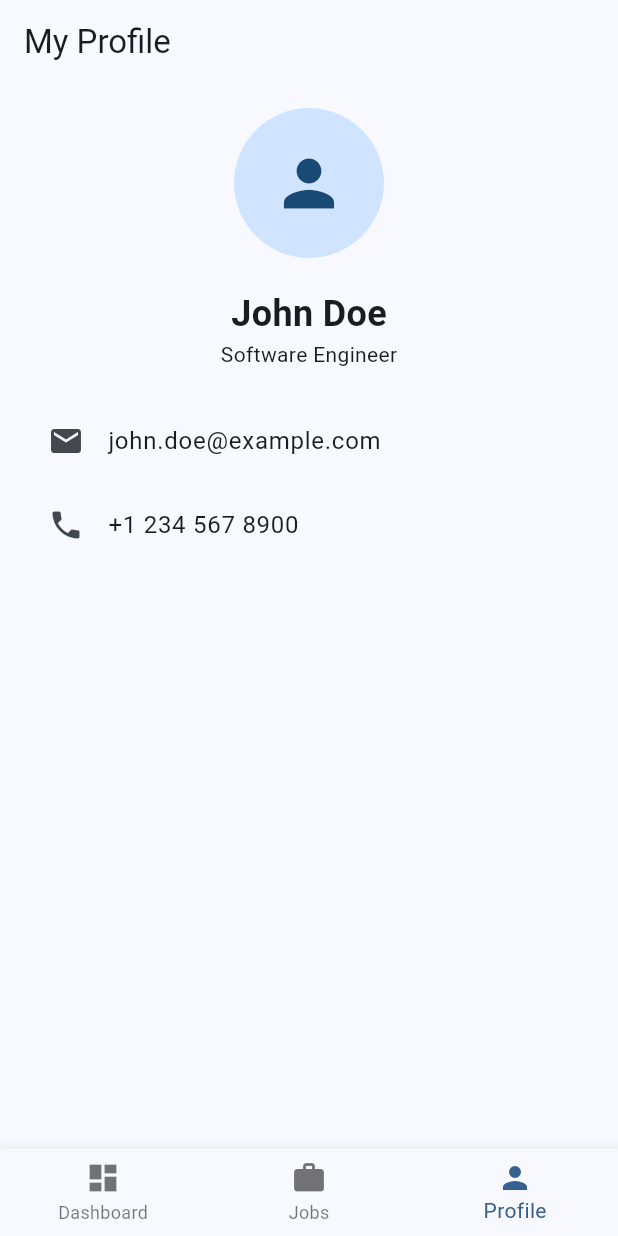
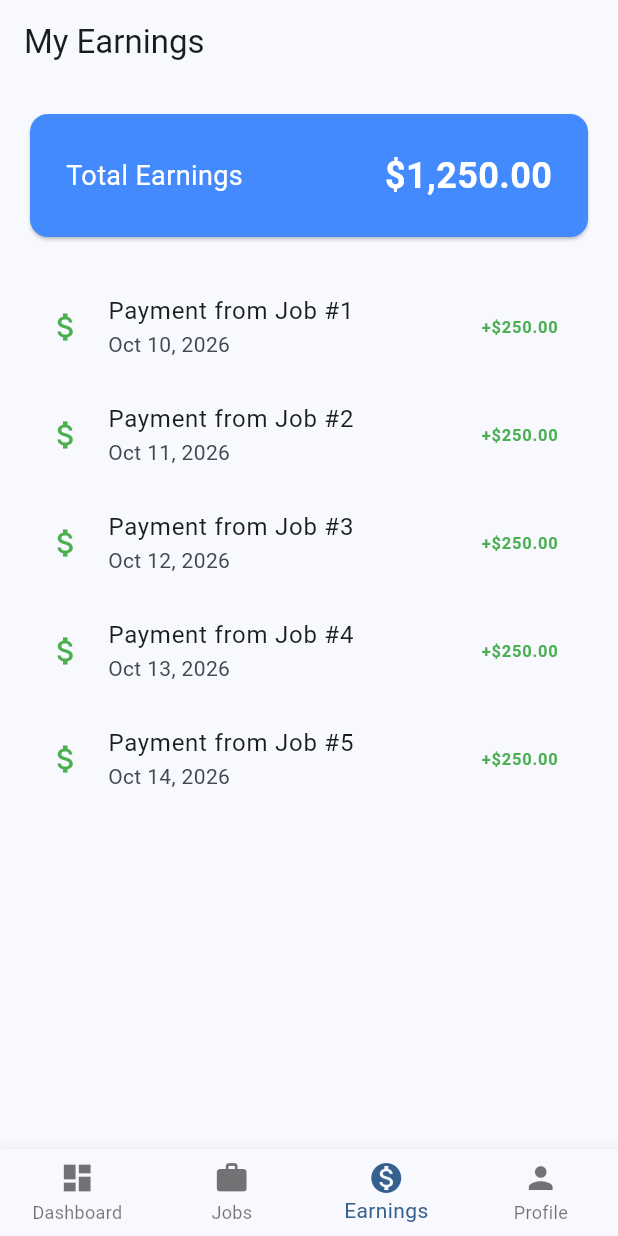
Before and after one commit to zainabraza06/WorkNest, a Flutter app: the MainNavScreen screen opened directly, item 3 of the bottom bar chosen, on a phone screen of 412 x 824 dp. Run offline on Flutter 3.47's test engine with Material 3 defaults, Android fonts, the phone set to English and light mode, and no system bars.

Commit message:
feat(flutter): add Earnings screen and update main nav

```diff
--- /dev/null
+++ b/flutter_app/lib/screens/earnings_screen.dart
@@ -0,0 +1,46 @@
+import 'package:flutter/material.dart';
+
+class EarningsScreen extends StatelessWidget {
+  const EarningsScreen({super.key});
+
+  @override
+  Widget build(BuildContext context) {
+    return Scaffold(
+      appBar: AppBar(title: const Text('My Earnings')),
+      body: Padding(
+        padding: const EdgeInsets.all(16.0),
+        child: Column(
+          children: [
+            const Card(
+              color: Colors.blueAccent,
+              child: Padding(
+                padding: EdgeInsets.all(24.0),
+                child: Row(
+                  mainAxisAlignment: MainAxisAlignment.spaceBetween,
+                  children: [
+                    Text('Total Earnings', style: TextStyle(color: Colors.white, fontSize: 18)),
+                    Text('\$1,250.00', style: TextStyle(color: Colors.white, fontSize: 24, fontWeight: FontWeight.bold)),
+                  ],
+                ),
+              ),
+            ),
+            const SizedBox(height: 20),
+            Expanded(
+              child: ListView.builder(
+                itemCount: 5,
+                itemBuilder: (context, index) {
+                  return ListTile(
+                    leading: const Icon(Icons.attach_money, color: Colors.green),
+                    title: Text('Payment from Job #${index + 1}'),
+                    subtitle: Text('Oct ${10 + index}, 2026'),
+                    trailing: const Text('+\$250.00', style: TextStyle(color: Colors.green, fontWeight: FontWeight.bold)),
+                  );
+                },
+              ),
+            ),
+          ],
+        ),
+      ),
+    );
+  }
+}
--- a/flutter_app/lib/screens/main_nav_screen.dart
+++ b/flutter_app/lib/screens/main_nav_screen.dart
@@ -1,6 +1,7 @@
 import 'package:flutter/material.dart';
 import 'dashboard_screen.dart';
 import 'jobs_screen.dart';
+import 'earnings_screen.dart';
 import 'profile_screen.dart';
 
 class MainNavScreen extends StatefulWidget {
@@ -15,6 +16,7 @@ class _MainNavScreenState extends State<MainNavScreen> {
   final List<Widget> _screens = [
     const DashboardScreen(),
     const JobsScreen(),
+    const EarningsScreen(),
     const ProfileScreen(),
   ];
 
@@ -23,6 +25,7 @@ class _MainNavScreenState extends State<MainNavScreen> {
     return Scaffold(
       body: _screens[_currentIndex],
       bottomNavigationBar: BottomNavigationBar(
+        type: BottomNavigationBarType.fixed,
         currentIndex: _currentIndex,
         onTap: (index) {
           setState(() {
@@ -32,6 +35,7 @@ class _MainNavScreenState extends State<MainNavScreen> {
         items: const [
           BottomNavigationBarItem(icon: Icon(Icons.dashboard), label: 'Dashboard'),
           BottomNavigationBarItem(icon: Icon(Icons.work), label: 'Jobs'),
+          BottomNavigationBarItem(icon: Icon(Icons.monetization_on), label: 'Earnings'),
           BottomNavigationBarItem(icon: Icon(Icons.person), label: 'Profile'),
         ],
       ),
```
